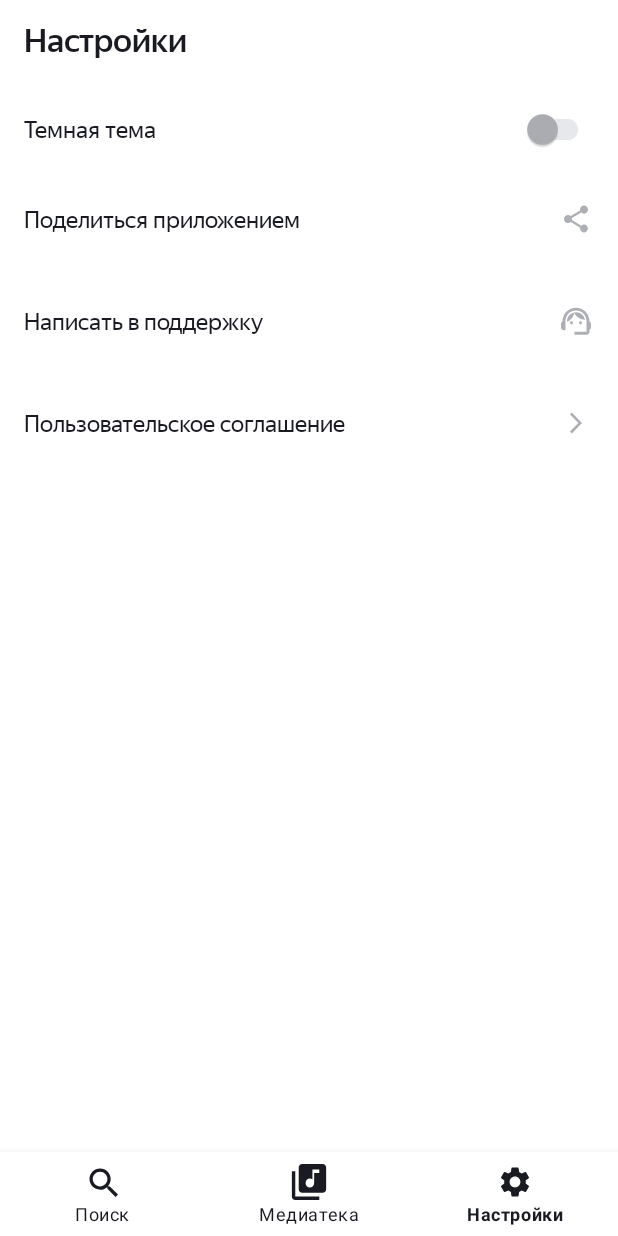
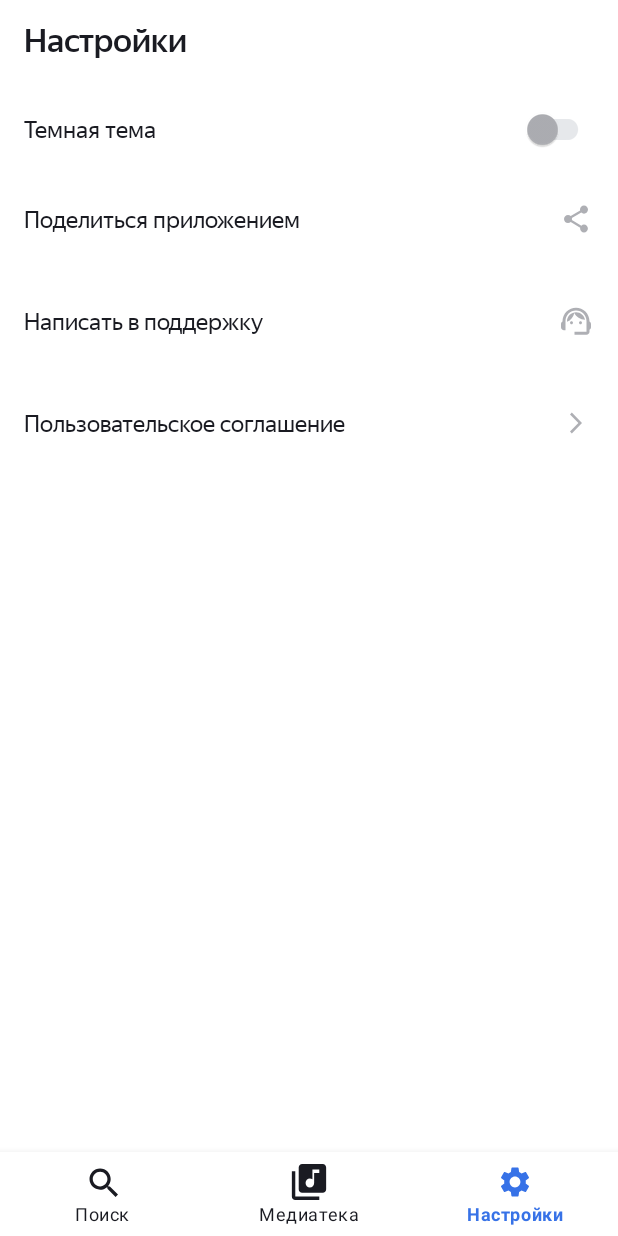
Before and after one commit to DimoonAndDev/Playlist_Maker, an Android app: the screen it shows after launch (RootActivity), item 3 of the bottom bar chosen, on a phone screen of 412 x 824 dp. Run offline under Robolectric (Android 15) with nearby library versions, the phone set to English and light mode, and no system bars; our stand-ins replace navigation-ui.

Commit message:
19 sprint homework.1st try 1. colors updated

```diff
--- a/app/src/main/java/com/example/playlistmaker/search/ui/SearchFragment.kt
+++ b/app/src/main/java/com/example/playlistmaker/search/ui/SearchFragment.kt
@@ -167,8 +167,7 @@ class SearchFragment : Fragment() {
         private const val SEARCH_DEBOUNCE_DELAY = 2000L
         const val CLICK_DEBOUNCE_DELAY = 1000L
 
-        @JvmStatic
-        fun newInstance() = SearchFragment()
+
     }
 
     private fun showResult(foundTracks: List<Track>) {
--- a/app/src/main/java/com/example/playlistmaker/settings/ui/SettingsFragment.kt
+++ b/app/src/main/java/com/example/playlistmaker/settings/ui/SettingsFragment.kt
@@ -6,8 +6,6 @@ import android.view.View
 import android.view.ViewGroup
 import androidx.fragment.app.Fragment
 import com.example.playlistmaker.App
-import com.example.playlistmaker.R
-import com.example.playlistmaker.databinding.FragmentSearchBinding
 import com.example.playlistmaker.databinding.FragmentSettingsBinding
 import org.koin.androidx.viewmodel.ext.android.viewModel
 
@@ -52,10 +50,5 @@ class SettingsFragment : Fragment() {
             viewModel.openTerms()
         }
     }
-    companion object {
 
-        @JvmStatic
-        fun newInstance() =
-            SettingsFragment()
-    }
 }
--- /dev/null
+++ b/app/src/main/res/color/bnv_selector_color.xml
@@ -0,0 +1,5 @@
+<?xml version="1.0" encoding="utf-8"?>
+<selector xmlns:android="http://schemas.android.com/apk/res/android">
+    <item android:state_checked="true" android:color="@color/theme_blue" />
+    <item android:color="@color/YP_black"  />
+</selector>
--- /dev/null
+++ b/app/src/main/res/color/bnv_selector_color_night.xml
@@ -0,0 +1,5 @@
+<?xml version="1.0" encoding="utf-8"?>
+<selector xmlns:android="http://schemas.android.com/apk/res/android">
+    <item android:state_checked="true" android:color="@color/theme_blue" />
+    <item android:color="@color/white"  />
+</selector>
--- a/app/src/main/res/layout/activity_root.xml
+++ b/app/src/main/res/layout/activity_root.xml
@@ -28,6 +28,8 @@
         app:layout_constraintEnd_toEndOf="parent"
         app:layout_constraintStart_toStartOf="parent"
         app:menu="@menu/bot_navig_menu"
+        app:itemRippleColor="@color/theme_blue"
+
         style = "@style/BottomNavigationBarStyle"
         />
 
--- a/app/src/main/res/values-night/styles.xml
+++ b/app/src/main/res/values-night/styles.xml
@@ -267,8 +267,8 @@
     </style>
     <style name="BottomNavigationBarStyle">
 
-        <item name="itemIconTint">@color/white</item>
-        <item name="itemTextColor">@color/white</item>
+        <item name="itemIconTint">@color/bnv_selector_color_night</item>
+        <item name="itemTextColor">@color/bnv_selector_color_night</item>
         <item name="backgroundTint">@color/YP_black</item>
 
 
--- a/app/src/main/res/values/styles.xml
+++ b/app/src/main/res/values/styles.xml
@@ -266,9 +266,10 @@
     </style>
     <style name="BottomNavigationBarStyle">
 
-        <item name="itemIconTint">@color/YP_black</item>
-        <item name="itemTextColor">@color/YP_black</item>
+        <item name="itemIconTint">@color/bnv_selector_color</item>
+        <item name="itemTextColor">@color/bnv_selector_color</item>
         <item name="backgroundTint">@color/white</item>
+
 
 
     </style>
```
